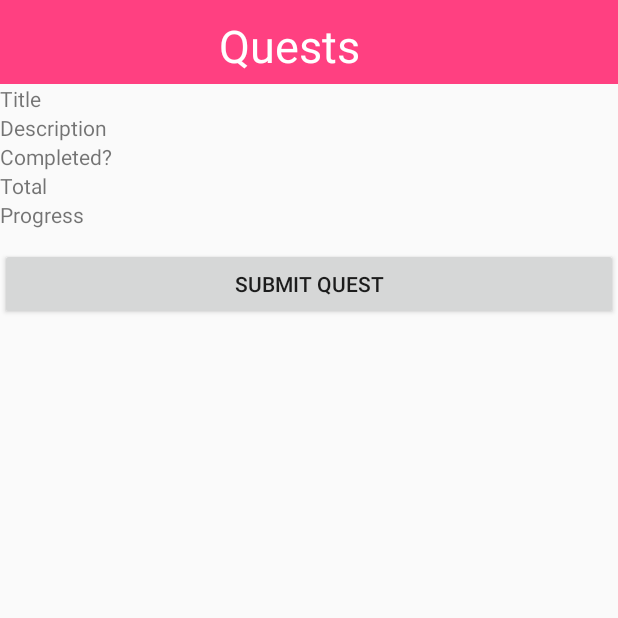
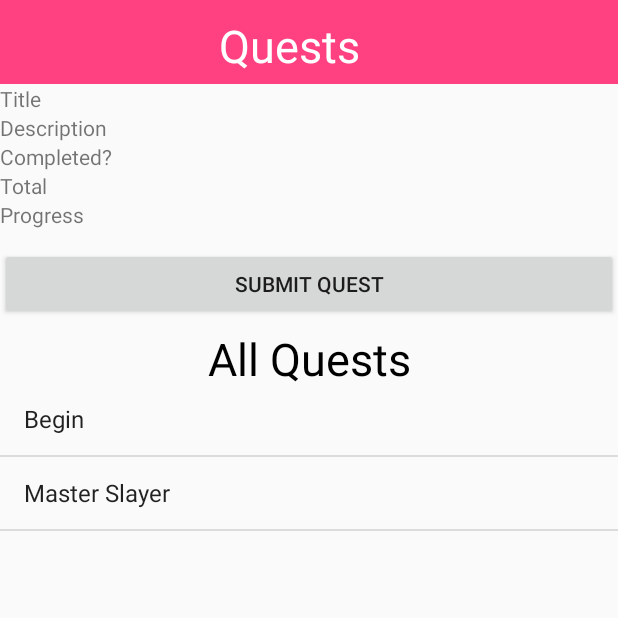
Before and after one commit to Timmy-T/BarQuest, an Android app: the QuestActivity screen opened directly, with no data from a screen before it, on a phone screen of 412 x 824 dp, the top half of it. Run offline under Robolectric (Android 15) with nearby library versions, the phone set to English and light mode, and no system bars; 21 statements that could not run were skipped.

Commit message:
Added all quest view to quest activity showing all the quests in the database.

```diff
--- a/app/src/main/java/attackontinytim/barquest/QuestActivity.java
+++ b/app/src/main/java/attackontinytim/barquest/QuestActivity.java
@@ -4,9 +4,15 @@ import android.support.v7.app.AppCompatActivity;
 import android.os.Bundle;
 import android.content.Intent;
 import android.view.View;
+import android.widget.ArrayAdapter;
 import android.widget.Button;
+import android.widget.ListView;
 import android.widget.ProgressBar;
+import android.widget.SimpleCursorAdapter;
 import android.widget.TextView;
+
+import java.util.ArrayList;
+import java.util.List;
 
 import attackontinytim.barquest.Database.ConsumableItem;
 import attackontinytim.barquest.Database.ConsumableRepo;
@@ -72,6 +78,21 @@ public class QuestActivity extends AppCompatActivity {
                 // Do something in response to button click
             }
         });
+
+
+        // TODO: Make Quests clickable to expand and show more values
+        final ListView questView = (ListView) findViewById(R.id.questList);
+        final ArrayList<String> list = new ArrayList<String>();
+
+        List<Quest> qList = QuestRepo.getAllQuest();
+        for (int i = 0; i < qList.size(); i++) {
+            list.add(qList.get(i).getName());
+        }
+
+        ArrayAdapter<String> itemsAdapter =
+                new ArrayAdapter<String>(this, android.R.layout.simple_list_item_1, list);
+
+        questView.setAdapter(itemsAdapter);
     }
 
 	// This is called when the activity is ended via result
--- a/app/src/main/res/layout/quest_layout.xml
+++ b/app/src/main/res/layout/quest_layout.xml
@@ -37,40 +37,78 @@
             <TableRow
                 android:layout_width="match_parent"
                 android:layout_height="match_parent">
+
                 <TextView
+                    android:layout_width="match_parent"
+                    android:layout_height="match_parent"
                     android:text="Title" />
-                <TextView android:id="@+id/Title"/>
+
+                <TextView
+                    android:id="@+id/Title"
+                    android:layout_width="match_parent"
+                    android:layout_height="match_parent" />
             </TableRow>
 
-            <TableRow>
-                <TextView android:text="Description"/>
-                <TextView android:id="@+id/Description"
-                        android:layout_width="wrap_content"
-                        android:layout_height="match_parent"/>
+            <TableRow
+                android:layout_width="match_parent"
+                android:layout_height="match_parent">
+
+                <TextView
+                    android:layout_width="match_parent"
+                    android:layout_height="match_parent"
+                    android:text="Description" />
+
+                <TextView
+                    android:id="@+id/Description"
+                    android:layout_width="wrap_content"
+                    android:layout_height="match_parent" />
 
             </TableRow>
 
             <TableRow
                 android:layout_width="match_parent"
                 android:layout_height="match_parent">
-                <TextView android:text="Completed?" />
-                <TextView android:id="@+id/Complete"/>
+
+                <TextView
+                    android:layout_width="match_parent"
+                    android:layout_height="match_parent"
+                    android:text="Completed?" />
+
+                <TextView
+                    android:id="@+id/Complete"
+                    android:layout_width="match_parent"
+                    android:layout_height="match_parent" />
             </TableRow>
 
             <TableRow
                 android:layout_width="match_parent"
                 android:layout_height="match_parent">
-                <TextView android:text="Total" />
-                <TextView android:id="@+id/QuestTotal"/>
+
+                <TextView
+                    android:layout_width="match_parent"
+                    android:layout_height="match_parent"
+                    android:text="Total" />
+
+                <TextView
+                    android:id="@+id/QuestTotal"
+                    android:layout_width="match_parent"
+                    android:layout_height="match_parent" />
             </TableRow>
 
             <TableRow
                 android:layout_width="match_parent"
                 android:layout_height="match_parent">
-                <TextView android:text="Progress" />
-                <TextView android:id="@+id/Progress"/>
+
+                <TextView
+                    android:layout_width="match_parent"
+                    android:layout_height="match_parent"
+                    android:text="Progress" />
+
+                <TextView
+                    android:id="@+id/Progress"
+                    android:layout_width="match_parent"
+                    android:layout_height="match_parent" />
             </TableRow>
-
         </TableLayout>
 
         <Button
@@ -79,27 +117,21 @@
             android:layout_height="wrap_content"
             android:text="Submit Quest" />
 
-        <TableLayout
+        <TextView
+            android:id="@+id/textView9"
             android:layout_width="match_parent"
-            android:layout_height="match_parent">
+            android:layout_height="42dp"
+            android:paddingTop="5dp"
+            android:text="All Quests"
+            android:textAlignment="center"
+            android:textColor="@android:color/black"
+            android:textSize="30sp" />
 
-            <TableRow
-                android:layout_width="match_parent"
-                android:layout_height="match_parent" />
-
-            <TableRow
-                android:layout_width="match_parent"
-                android:layout_height="match_parent" />
-
-            <TableRow
-                android:layout_width="match_parent"
-                android:layout_height="match_parent" />
-
-            <TableRow
-                android:layout_width="match_parent"
-                android:layout_height="match_parent" />
-        </TableLayout>
-
+        <ListView
+            android:id="@+id/questList"
+            android:layout_width="fill_parent"
+            android:layout_height="fill_parent"
+            android:drawSelectorOnTop="false" />
     </LinearLayout>
 
 </android.support.design.widget.CoordinatorLayout>
```
